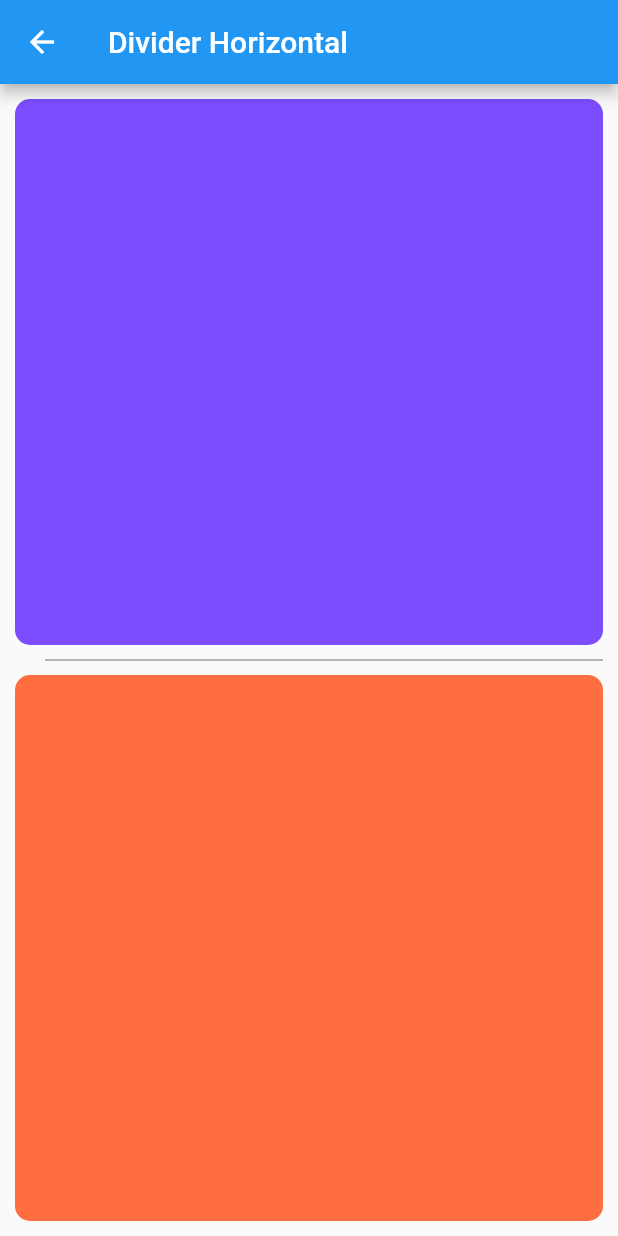
After one commit to fuwamaki/function-confirm-flutter, a Flutter app: the Divider1Page screen opened directly, on a phone screen of 412 x 824 dp. The commit adds this screen. Run offline on Flutter 3.47's test engine with Material 2 defaults, Android fonts, the phone set to English and light mode, and no system bars; our stand-ins replace fluttertoast; generated files the repository leaves out were written again.

Commit message:
add divider horizontal page

```diff
--- a/lib/component/home_list.dart
+++ b/lib/component/home_list.dart
@@ -9,6 +9,7 @@
 import '../screen/bottom_tab_page.dart';
 import '../screen/dialog_page.dart';
 import '../screen/snackbar_page.dart';
+import '../screen/divider1_page.dart';
 
 Widget homeList(BuildContext context) {
   return ListView(children: [
@@ -48,5 +49,9 @@
       Navigator.push(
           context, MaterialPageRoute(builder: (context) => SnackbarPage()));
     }),
+    homeListItem("divider horizontal", () {
+      Navigator.push(
+          context, MaterialPageRoute(builder: (context) => Divider1Page()));
+    }),
   ]);
 }
--- /dev/null
+++ b/lib/screen/divider1_page.dart
@@ -0,0 +1,39 @@
+import 'package:flutter/material.dart';
+
+class Divider1Page extends StatelessWidget {
+  @override
+  Widget build(BuildContext context) {
+    return Scaffold(
+        appBar: AppBar(title: Text("Divider Horizontal")),
+        body: Container(
+          padding: const EdgeInsets.all(10),
+          child: Column(
+            children: [
+              Expanded(
+                child: Container(
+                  decoration: BoxDecoration(
+                    borderRadius: BorderRadius.circular(10),
+                    color: Colors.deepPurpleAccent,
+                  ),
+                ),
+              ),
+              const Divider(
+                color: Colors.grey,
+                height: 20,
+                thickness: 1,
+                indent: 20,
+                endIndent: 0,
+              ),
+              Expanded(
+                child: Container(
+                  decoration: BoxDecoration(
+                    borderRadius: BorderRadius.circular(10),
+                    color: Colors.deepOrangeAccent,
+                  ),
+                ),
+              ),
+            ],
+          ),
+        ));
+  }
+}
```
